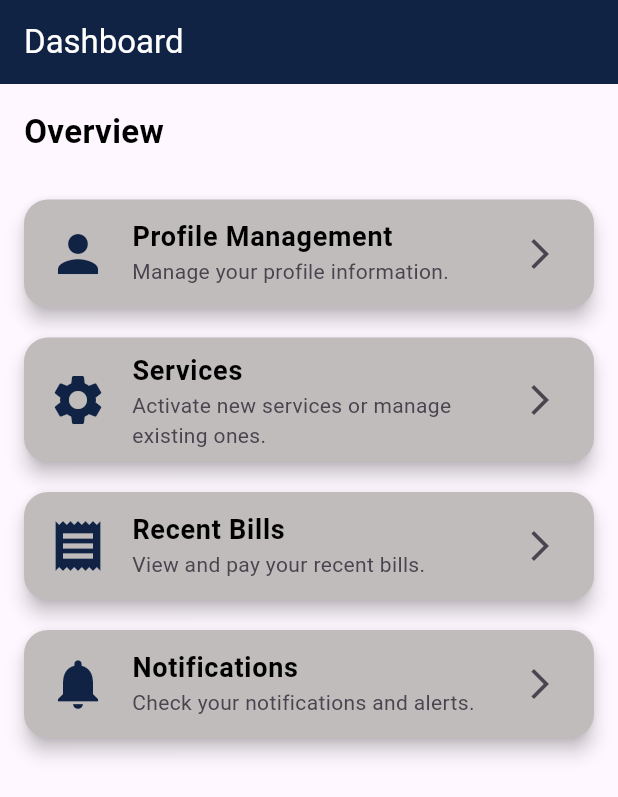
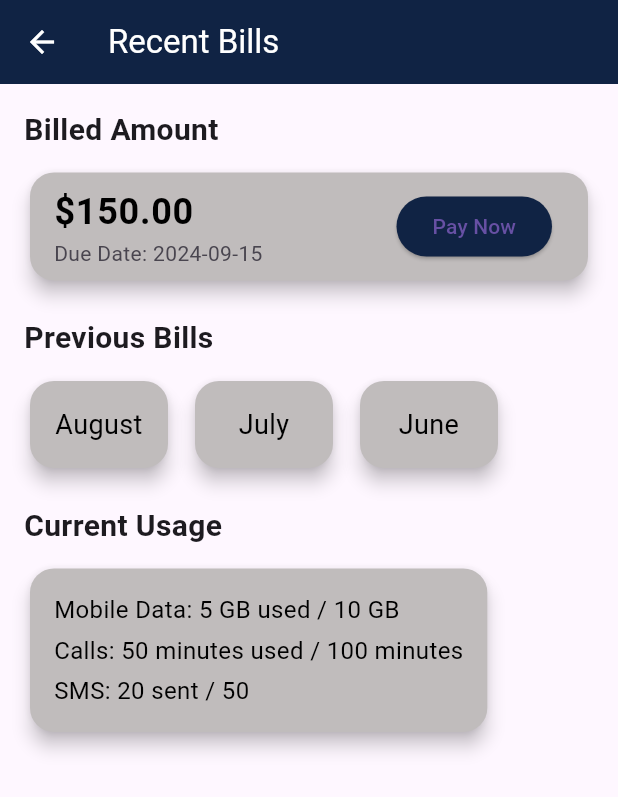
Before and after one commit to UCSC19-Middleware-Architechture-Group/Mobile-Frontend, a Flutter app: the screen it shows after launch, after a tap on "Recent Bills", on a phone screen of 412 x 824 dp. Shown: the top 797 px of the screen. Run offline on Flutter 3.47's test engine with Material 3 defaults, Android fonts, the phone set to English and light mode, and no system bars.

Commit message:
Added bills page

```diff
--- a/lib/main.dart
+++ b/lib/main.dart
@@ -1,6 +1,7 @@
 import 'package:flutter/material.dart';
 import 'pages/dashboard_page.dart'; // Import your dashboard page
 import 'pages/notifications_page.dart'; // Import your notifications page
+import 'pages/bill_page.dart';
 
 void main() {
   runApp(MyApp());
@@ -18,6 +19,7 @@
       routes: {
         '/': (context) => DashboardPage(),
         '/notifications': (context) => NotificationsPage(),
+        '/bills': (context) => BillsPage(),
         // Define other routes here
       },
     );
--- /dev/null
+++ b/lib/pages/bill_page.dart
@@ -0,0 +1,215 @@
+import 'package:flutter/material.dart';
+
+class BillsPage extends StatelessWidget {
+  final List<Map<String, String>> bills = [
+    {
+      'amount': '\$150.00',
+      'dueDate': '2024-09-15',
+      'status': 'Paid',
+      'month': 'September',
+    },
+    {
+      'amount': '\$75.00',
+      'dueDate': '2024-08-15',
+      'status': 'Paid',
+      'month': 'August',
+    },
+    {
+      'amount': '\$120.00',
+      'dueDate': '2024-07-15',
+      'status': 'Paid',
+      'month': 'July',
+    },
+    {
+      'amount': '\$200.00',
+      'dueDate': '2024-06-15',
+      'status': 'Paid',
+      'month': 'June',
+    },
+  ];
+
+  @override
+  Widget build(BuildContext context) {
+    return Scaffold(
+      appBar: AppBar(
+        title: Text(
+          'Recent Bills',
+          style: TextStyle(color: Colors.white),
+        ),
+        iconTheme: IconThemeData(color: Colors.white),
+        backgroundColor: Color.fromARGB(255, 16, 35, 68),
+      ),
+      body: Padding(
+        padding: const EdgeInsets.all(16.0),
+        child: Column(
+          crossAxisAlignment: CrossAxisAlignment.start,
+          children: [
+            _buildBilledAmountSection(context),
+            SizedBox(height: 20),
+            _buildPreviousBillsSection(context),
+            SizedBox(height: 20),
+            _buildCurrentUsageSection(),
+          ],
+        ),
+      ),
+    );
+  }
+
+  Widget _buildBilledAmountSection(BuildContext context) {
+    final currentBill = bills[0]; // Assuming the first bill is the current one
+
+    return Column(
+      crossAxisAlignment: CrossAxisAlignment.start,
+      children: [
+        Text(
+          'Billed Amount',
+          style: TextStyle(fontSize: 20, fontWeight: FontWeight.bold),
+        ),
+        SizedBox(height: 10),
+        Card(
+          shape: RoundedRectangleBorder(
+            borderRadius: BorderRadius.circular(16),
+          ),
+          elevation: 5,
+          color: Color.fromARGB(255, 192, 188, 188),
+          child: ListTile(
+            title: Text(
+              currentBill['amount']!,
+              style: TextStyle(
+                fontSize: 24,
+                fontWeight: FontWeight.bold,
+                color: Colors.black,
+              ),
+            ),
+            subtitle: Text('Due Date: ${currentBill['dueDate']}'),
+            trailing: ElevatedButton(
+              onPressed: () {
+                // Handle payment logic here
+                _showMessage(context, 'Payment processed for ${currentBill['amount']}');
+              },
+              child: Text('Pay Now'),
+              style: ElevatedButton.styleFrom(
+                backgroundColor: Color.fromARGB(255, 16, 35, 68),
+              ),
+            ),
+          ),
+        ),
+      ],
+    );
+  }
+
+  Widget _buildPreviousBillsSection(BuildContext context) {
+    return Column(
+      crossAxisAlignment: CrossAxisAlignment.start,
+      children: [
+        Text(
+          'Previous Bills',
+          style: TextStyle(fontSize: 20, fontWeight: FontWeight.bold),
+        ),
+        SizedBox(height: 10),
+        SingleChildScrollView(
+          scrollDirection: Axis.horizontal,
+          child: Row(
+            children: bills.skip(1).map((bill) => GestureDetector(
+              onTap: () {
+                _showBillDetails(context, bill);
+              },
+              child: Container(
+                width: 100, // Set a fixed width for each bill card
+                margin: EdgeInsets.only(right: 10),
+                child: Card(
+                  shape: RoundedRectangleBorder(
+                    borderRadius: BorderRadius.circular(16),
+                  ),
+                  elevation: 5,
+                  color: Color.fromARGB(255, 192, 188, 188),
+                  child: Padding(
+                    padding: const EdgeInsets.all(16.0),
+                    child: Text(
+                      bill['month']!,
+                      style: TextStyle(
+                        fontSize: 18,
+                        color: Colors.black,
+                      ),
+                      textAlign: TextAlign.center, // Center text within the card
+                    ),
+                  ),
+                ),
+              ),
+            )).toList(),
+          ),
+        ),
+      ],
+    );
+  }
+
+  Widget _buildCurrentUsageSection() {
+    return Column(
+      crossAxisAlignment: CrossAxisAlignment.start,
+      children: [
+        Text(
+          'Current Usage',
+          style: TextStyle(fontSize: 20, fontWeight: FontWeight.bold),
+        ),
+        SizedBox(height: 10),
+        Card(
+          shape: RoundedRectangleBorder(
+            borderRadius: BorderRadius.circular(16),
+          ),
+          elevation: 5,
+          color: Color.fromARGB(255, 192, 188, 188),
+          child: Padding(
+            padding: const EdgeInsets.all(16.0),
+            child: Column(
+              crossAxisAlignment: CrossAxisAlignment.start,
+              children: [
+                Text(
+                  'Mobile Data: 5 GB used / 10 GB',
+                  style: TextStyle(fontSize: 16, color: Colors.black),
+                ),
+                SizedBox(height: 4),
+                Text(
+                  'Calls: 50 minutes used / 100 minutes',
+                  style: TextStyle(fontSize: 16, color: Colors.black),
+                ),
+                SizedBox(height: 4),
+                Text(
+                  'SMS: 20 sent / 50',
+                  style: TextStyle(fontSize: 16, color: Colors.black),
+                ),
+              ],
+            ),
+          ),
+        ),
+      ],
+    );
+  }
+
+  void _showBillDetails(BuildContext context, Map<String, String> bill) {
+    showDialog(
+      context: context,
+      builder: (context) {
+        return AlertDialog(
+          title: Text('${bill['month']} Bill Details'),
+          content: Text(
+            'Amount: ${bill['amount']}\n'
+            'Due Date: ${bill['dueDate']}\n'
+            'Status: ${bill['status']}',
+          ),
+          actions: [
+            TextButton(
+              onPressed: () => Navigator.of(context).pop(),
+              child: Text('Close'),
+            ),
+          ],
+        );
+      },
+    );
+  }
+
+  void _showMessage(BuildContext context, String message) {
+    ScaffoldMessenger.of(context).showSnackBar(
+      SnackBar(content: Text(message)),
+    );
+  }
+}
```
